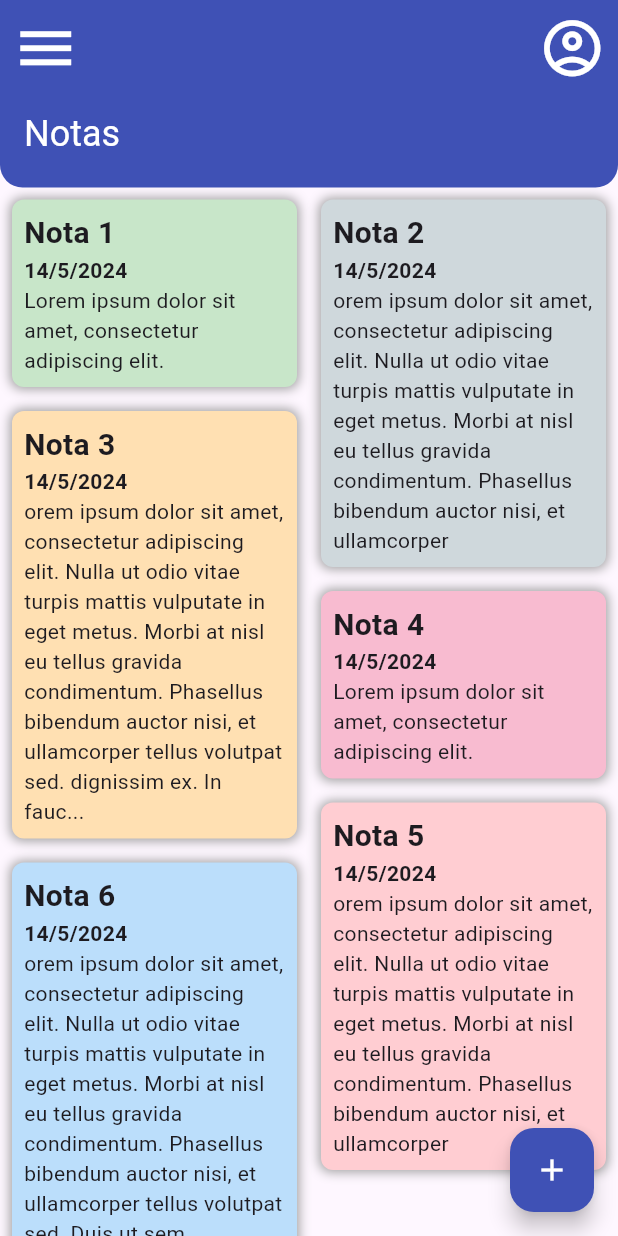
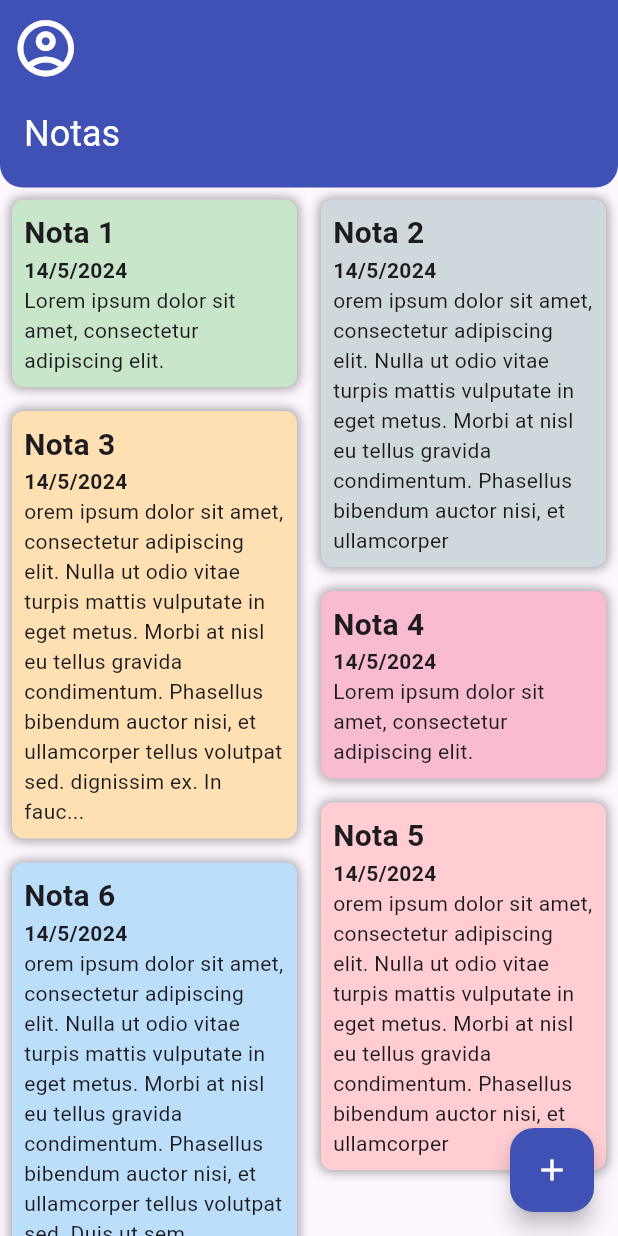
Before and after one commit to I4ze/ToDoApp, a Flutter app: the screen it shows after launch, after a tap on the "account circle" icon, on a phone screen of 412 x 824 dp. Run offline on Flutter 3.47's test engine with Material 3 defaults, Android fonts, the phone set to English and light mode, and no system bars.

```diff
--- /dev/null
+++ b/lib/models/user.dart
@@ -0,0 +1,5 @@
+class User {
+  String name;
+
+  User(this.name);
+}
--- a/lib/screens/home.dart
+++ b/lib/screens/home.dart
@@ -2,6 +2,7 @@ import 'package:flutter/material.dart';
 import 'package:flutter_staggered_grid_view/flutter_staggered_grid_view.dart';
 import 'package:to_do_app/Style/noteCardColors.dart';
 import 'package:to_do_app/Widgets/note_card.dart';
+import 'package:to_do_app/Widgets/account_options.dart';
 import 'package:to_do_app/models/note.dart';
 
 class HomeScreen extends StatelessWidget {
@@ -61,27 +62,15 @@ class HomeScreen extends StatelessWidget {
             centerTitle: true,
             backgroundColor: Colors.indigo,
             leading: IconButton(
-              onPressed: () {
-                print("Menu pressionado");
-              },
               icon: const Icon(
-                Icons.menu,
+                Icons.account_circle_outlined,
                 color: Colors.white,
                 size: 45,
               ),
+              onPressed: () {
+                print("aaaaaaaaaaaaaaa");
+              },
             ),
-            actions: <Widget>[
-              IconButton(
-                icon: const Icon(
-                  Icons.account_circle_outlined,
-                  color: Colors.white,
-                  size: 45,
-                ),
-                onPressed: () {
-                  print("Conta Pressionado");
-                },
-              ),
-            ],
             shape: const RoundedRectangleBorder(
               borderRadius: BorderRadius.only(
                 bottomLeft: Radius.circular(15),
--- a/pubspec.yaml
+++ b/pubspec.yaml
@@ -36,6 +36,7 @@ dependencies:
   # Use with the CupertinoIcons class for iOS style icons.
   cupertino_icons: ^1.0.6
   flutter_staggered_grid_view: ^0.7.0
+  popover: ^0.3.0
 
 dev_dependencies:
   flutter_test:
```
Also changed, not shown: lib/Widgets/account_options.dart (added, +19 -0 lines), pubspec.lock.
